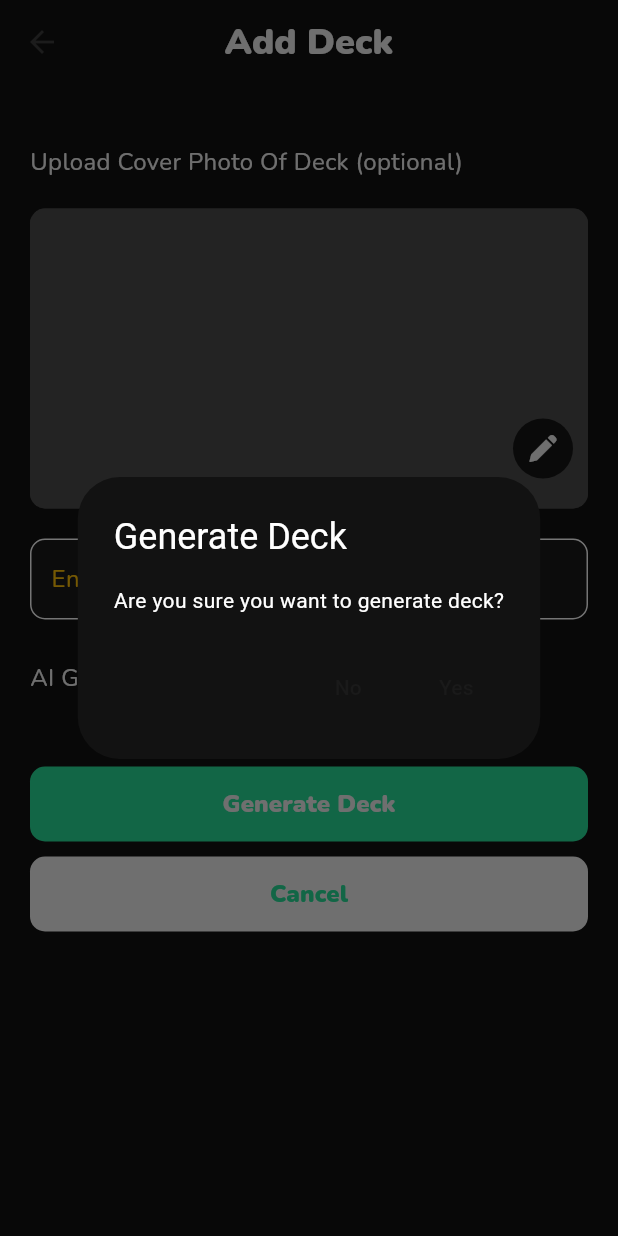
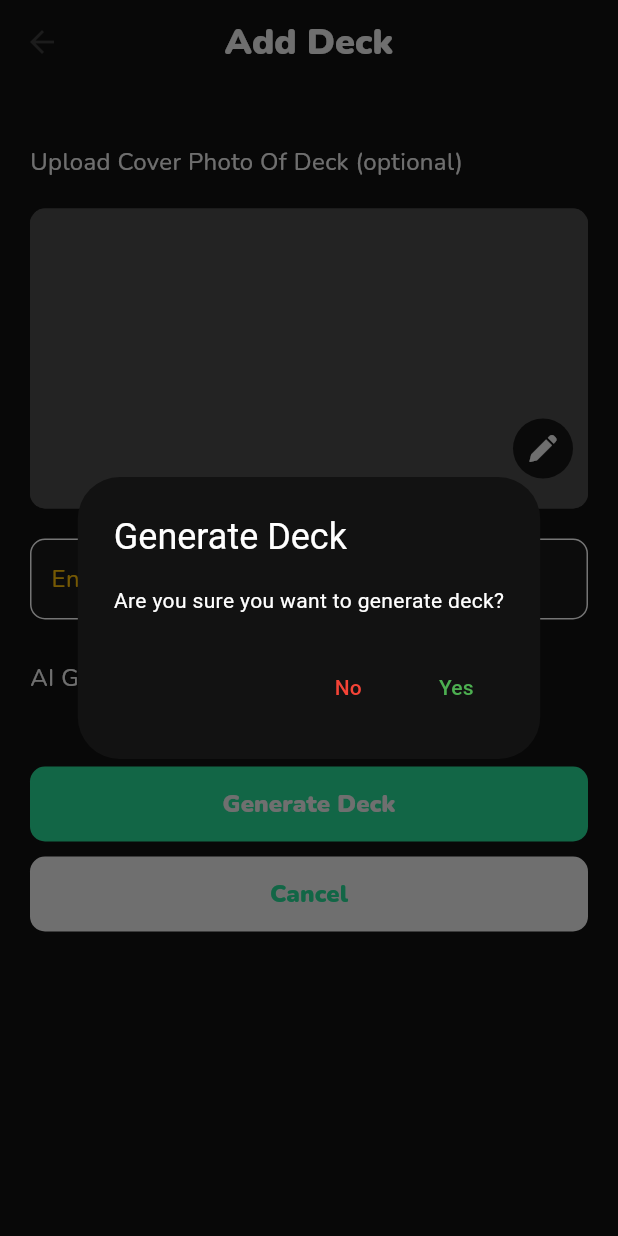
Before and after one commit to majiinB/Deck, a Flutter app: the AddDeckPage screen opened directly, after a tap on "Generate Deck", on a phone screen of 412 x 824 dp. Run offline on Flutter 3.47's test engine with Material 3 defaults, Android fonts, the phone set to English and light mode, and no system bars; our stand-ins replace cloud_firestore, curved_labeled_navigation_bar, dropdown_button2, firebase_auth, firebase_core, flip_card and 4 more; missing offline and left inert: crypt, msh_checkbox; accounts and stored records are empty.

Commit message:
Finished deck delete function, fixed showdialog; changed color o yes no buttong

```diff
--- a/lib/pages/flashcard/flashcard.dart
+++ b/lib/pages/flashcard/flashcard.dart
@@ -199,7 +199,7 @@ class _FlashcardPageState extends State<FlashcardPage> {
                             "Are you sure you want to delete '$deletedTitle'?",
                                 () {
                               setState(() {
-                                _decks.removeAt(index);
+                                _filteredDecks[index].updateDeleteStatus(true);
                                 _filteredDecks.removeAt(index);
                               });
                             },
--- a/lib/pages/misc/widget_method.dart
+++ b/lib/pages/misc/widget_method.dart
@@ -521,14 +521,14 @@ class ShowConfirmationDialog extends StatelessWidget {
             onCancel();
             Navigator.of(context).pop();
           },
-          child: const Text("No"),
+          child: const Text("No", style: TextStyle(color: Colors.red)),
         ),
         TextButton(
           onPressed: () {
             onConfirm();
             Navigator.of(context).pop();
           },
-          child: const Text("Yes"),
+          child: const Text("Yes", style: TextStyle(color: Colors.green)),
         ),
       ],
     );
```
